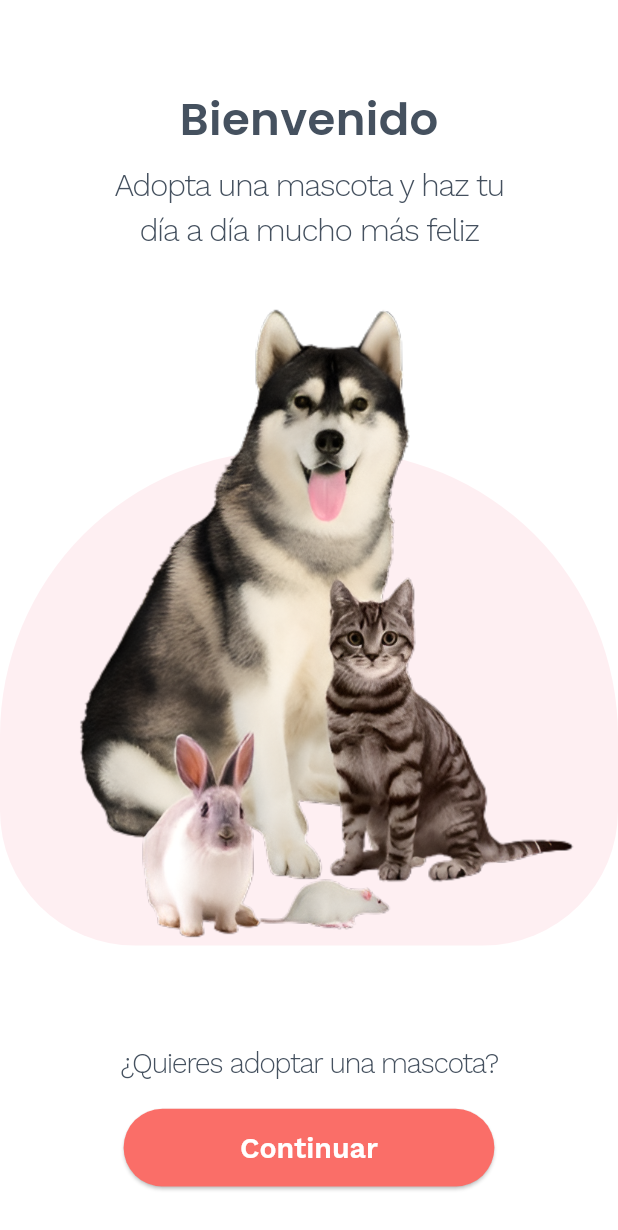
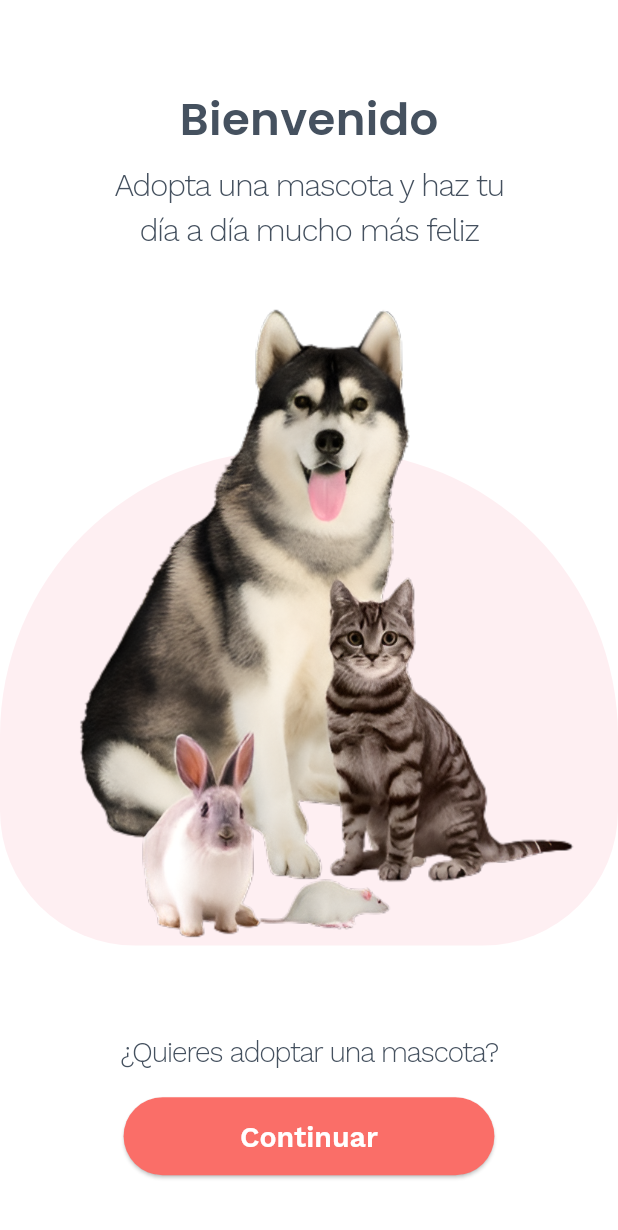
Before and after one commit to Coboy16/app_animals, a Flutter app: the screen it shows after launch, on a phone screen of 412 x 824 dp. Shown: the top 1230 px of the screen. Run offline on Flutter 3.47's test engine with Material 3 defaults, Android fonts, the phone set to English and light mode, and no system bars; drawn by our look-alikes of auto_size_text; our stand-ins replace bloc, dartz, dio, equatable, flutter_bloc, font_awesome_flutter and 3 more; accounts and stored records are empty.

Commit message:
update home

```diff
--- a/lib/feactures/animal/presentation/screens/welcome_animal_screen.dart
+++ b/lib/feactures/animal/presentation/screens/welcome_animal_screen.dart
@@ -1,3 +1,4 @@
+import 'package:auto_size_text/auto_size_text.dart';
 import 'package:flutter/material.dart';
 import 'package:flutter_bloc/flutter_bloc.dart';
 
@@ -16,14 +17,16 @@ class WelcomeAnimalScreen extends StatelessWidget {
       builder: (context, state) {
         return Scaffold(
           backgroundColor: colorBase(state.isDarkMode),
-          body: Column(
+          body: SingleChildScrollView(
+            child: Column(
               children: [
                 SizedBox(height: size.height * 0.07),
-              Text('Bienvenido', style: welcomeFontAppDog(state.isDarkMode)),
+                AutoSizeText('Bienvenido',
+                    style: welcomeFontAppDog(state.isDarkMode)),
                 SizedBox(height: size.height * 0.01),
                 SizedBox(
                   width: size.width * 0.7,
-                child: Text(
+                  child: AutoSizeText(
                     'Adopta una mascota y haz tu día a día mucho más feliz',
                     style: bodyFontAppDog(state.isDarkMode),
                     textAlign: TextAlign.center,
@@ -31,9 +34,11 @@ class WelcomeAnimalScreen extends StatelessWidget {
                 ),
                 SizedBox(height: size.height * 0.04),
                 _imageContainer(size, state.isDarkMode),
-              const Spacer(),
+                SizedBox(height: size.height * 0.07),
                 _buttomText(context, size, state.isDarkMode),
+                SizedBox(height: size.height * 0.02),
               ],
+            ),
           ),
         );
       },
@@ -85,7 +90,7 @@ class WelcomeAnimalScreen extends StatelessWidget {
       children: [
         SizedBox(
           width: size.width * 0.7,
-          child: Text(
+          child: AutoSizeText(
             '¿Quieres adoptar una mascota?',
             style: textAdoptaAppDog(isDarkMode),
             textAlign: TextAlign.center,
--- a/lib/feactures/animal/presentation/views/categories_views/home_view.dart
+++ b/lib/feactures/animal/presentation/views/categories_views/home_view.dart
@@ -26,10 +26,11 @@ class HomeView extends StatelessWidget {
             const NavegationBarHomeViewWidget(),
             SizedBox(height: size.height * 0.02),
             SizedBox(
-              height: size.height * 0.6,
+              height: size.height * 0.59,
               width: size.width,
               child: BlocBuilder<NavegationBarBloc, NavegationBarState>(
-                builder: (context, state) => _getViewAppBarCategory(state.indexCategory),
+                builder: (context, state) =>
+                    _getViewAppBarCategory(state.indexCategory),
               ),
             ),
           ],
--- a/lib/feactures/animal/presentation/widgets/navegation_bar_home_view_widget.dart
+++ b/lib/feactures/animal/presentation/widgets/navegation_bar_home_view_widget.dart
@@ -45,10 +45,12 @@ class _NavegationBarHomeViewWidgetState
                     child: GestureDetector(
                       onTap: () {
                         setState(() => categoryIndex = index);
-                        _navegationBarBloc.add(UpdateIndexCategoryNavegationEvent(categoryIndex));
+                        _navegationBarBloc.add(
+                            UpdateIndexCategoryNavegationEvent(categoryIndex));
                       },
                       child: Container(
-                        child: _iconCategory(size, index, stateTheme.isDarkMode),
+                        child:
+                            _iconCategory(size, index, stateTheme.isDarkMode),
                       ),
                     ),
                   );
```
Also changed, not shown: lib/feactures/animal/presentation/screens/home_animal_screen.dart (+6 -2 lines), lib/feactures/animal/presentation/views/app_bar_home/dogs_view.dart (+21 -2 lines). Lines whose indentation alone changed are shown as unchanged.
